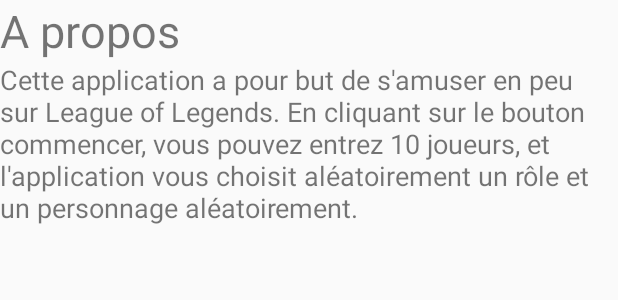
After one commit to LuxemTheFez/MistZer_Randomizer, an Android app: the layout activity_a_propos.xml on its own in the app's theme, with its tools: preview values and no code run, on a phone screen of 412 x 824 dp. The commit adds this screen. Shown: the top 300 px of the screen. Run offline under Robolectric (Android 15) with nearby library versions, the phone set to English and light mode, and no system bars.

Commit message:
a propos donezer

```diff
--- /dev/null
+++ b/app/src/main/res/layout/activity_a_propos.xml
@@ -0,0 +1,20 @@
+<?xml version="1.0" encoding="utf-8"?>
+<LinearLayout xmlns:android="http://schemas.android.com/apk/res/android"
+    android:layout_width="match_parent"
+    android:layout_height="match_parent"
+    android:orientation="vertical">
+
+    <TextView
+        android:id="@+id/textView2_a_propos_title"
+        android:layout_width="match_parent"
+        android:layout_height="wrap_content"
+        android:text="@string/a_propos_title"
+        android:textSize="30sp" />
+
+    <TextView
+        android:id="@+id/textView_a_propos_content"
+        android:layout_width="match_parent"
+        android:layout_height="match_parent"
+        android:text="@string/a_propos_content"
+        android:textSize="18sp" />
+</LinearLayout>
--- a/app/src/main/res/values/strings.xml
+++ b/app/src/main/res/values/strings.xml
@@ -12,5 +12,8 @@
     <string name="names_9">Invocateur 9</string>
     <string name="names_10">Invocateur 10</string>
     <string name="names_button">Continuer</string>
+    <string name="a_propos_title">A propos</string>
+    <string name="a_propos_content">Cette application a pour but de s'amuser en peu sur League of Legends. En cliquant sur le bouton commencer, vous pouvez entrez 10 joueurs, et l'application vous choisit aléatoirement un rôle et un personnage aléatoirement.
+    </string>
 
 </resources>
```
